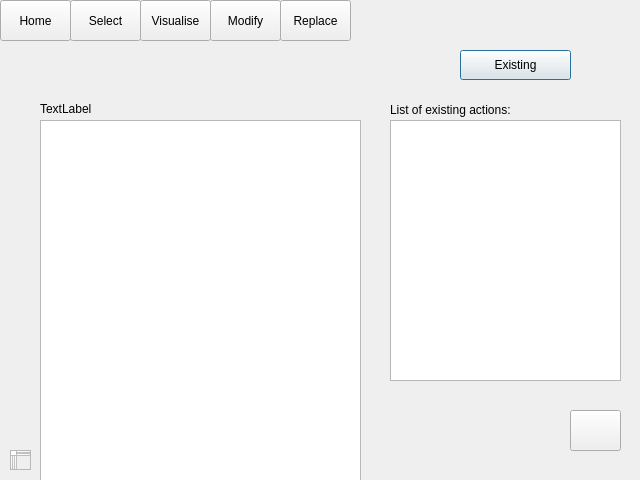
First picture: the form in replaceaction.ui, repository ariannabettin/FYPArianna, before the edit.
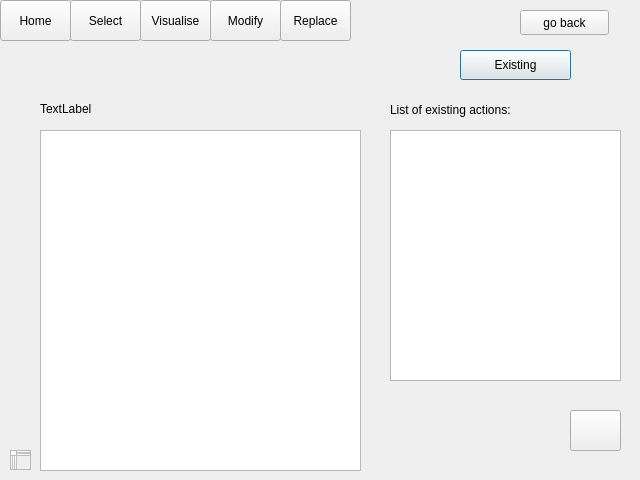
Second picture: the form after the edit.

The edit to the form file:
```diff
--- a/replaceaction.ui
+++ b/replaceaction.ui
@@ -13,6 +13,9 @@
   <property name="windowTitle">
    <string>Dialog</string>
   </property>
+  <property name="styleSheet">
+   <string notr="true">font: 75 12pt &quot;TakaoPGothic&quot;;</string>
+  </property>
   <widget class="QLabel" name="title_label">
    <property name="geometry">
     <rect>
@@ -43,9 +46,9 @@
    <property name="geometry">
     <rect>
      <x>390</x>
-     <y>120</y>
+     <y>130</y>
      <width>231</width>
-     <height>261</height>
+     <height>251</height>
     </rect>
    </property>
   </widget>
@@ -79,9 +82,9 @@
    <property name="geometry">
     <rect>
      <x>40</x>
-     <y>120</y>
+     <y>130</y>
      <width>321</width>
-     <height>361</height>
+     <height>341</height>
     </rect>
    </property>
   </widget>
@@ -160,6 +163,19 @@
     <string>Select</string>
    </property>
   </widget>
+  <widget class="QPushButton" name="backButton">
+   <property name="geometry">
+    <rect>
+     <x>520</x>
+     <y>10</y>
+     <width>89</width>
+     <height>25</height>
+    </rect>
+   </property>
+   <property name="text">
+    <string>go back</string>
+   </property>
+  </widget>
  </widget>
  <resources/>
  <connections/>
```
